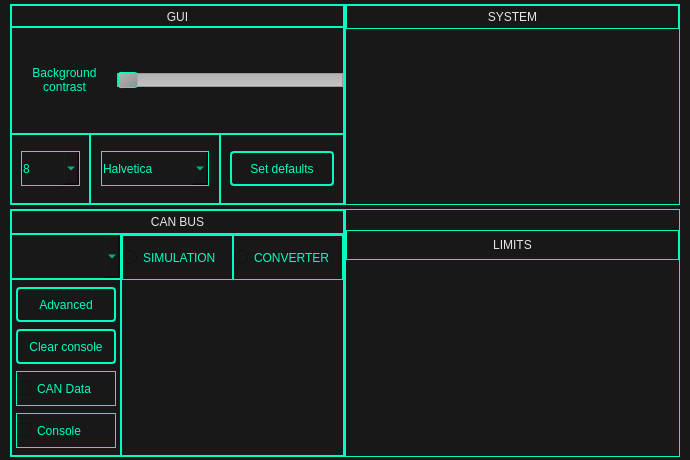
The window that ui/settings.ui (rozkalibrowany/vocc) describes before a commit, drawn with Qt 5.
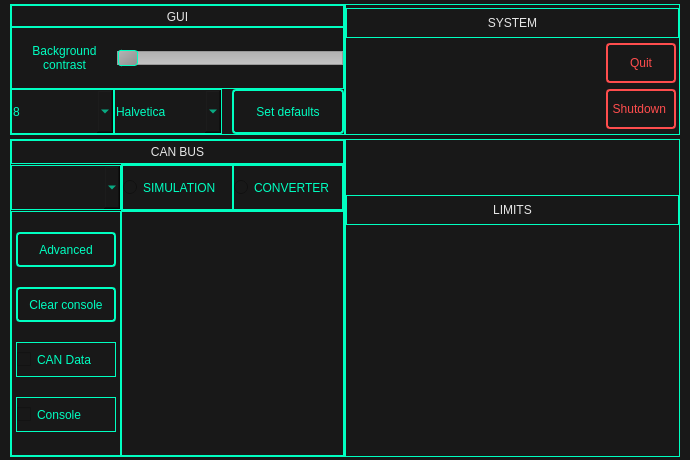
The same window after the commit.

Commit message: Added quit and shutdown buttons

```diff
--- a/ui/settings.ui
+++ b/ui/settings.ui
@@ -903,7 +903,7 @@
                       <property name="minimumSize">
                        <size>
                         <width>105</width>
-                        <height>0</height>
+                        <height>60</height>
                        </size>
                       </property>
                       <property name="maximumSize">
@@ -989,17 +989,27 @@
                   <widget class="QFrame" name="verticalFrame_21">
                    <property name="maximumSize">
                     <size>
-                     <width>16777215</width>
-                     <height>70</height>
+                     <width>103</width>
+                     <height>45</height>
                     </size>
                    </property>
+                   <property name="styleSheet">
+                    <string notr="true">border: none;</string>
+                   </property>
                    <layout class="QVBoxLayout" name="verticalLayout_21">
                     <property name="spacing">
                      <number>0</number>
                     </property>
-                    <item>
-                     <layout class="QVBoxLayout" name="verticalLayout_38">
-                      <property name="spacing">
+                    <property name="leftMargin">
+                     <number>0</number>
+                    </property>
+                    <property name="topMargin">
+                     <number>0</number>
+                    </property>
+                    <property name="rightMargin">
+                     <number>0</number>
+                    </property>
+                    <property name="bottomMargin">
                        <number>0</number>
                       </property>
                       <item>
@@ -1013,7 +1023,7 @@
                         <property name="maximumSize">
                          <size>
                           <width>16777215</width>
-                          <height>35</height>
+                        <height>45</height>
                          </size>
                         </property>
                         <property name="layoutDirection">
@@ -1050,31 +1060,42 @@
                        </widget>
                       </item>
                      </layout>
-                    </item>
-                   </layout>
                   </widget>
                  </item>
                  <item>
                   <widget class="QFrame" name="verticalFrame_31">
                    <property name="minimumSize">
                     <size>
-                     <width>130</width>
+                     <width>108</width>
                      <height>0</height>
                     </size>
                    </property>
                    <property name="maximumSize">
                     <size>
                      <width>130</width>
-                     <height>70</height>
+                     <height>45</height>
                     </size>
                    </property>
+                   <property name="styleSheet">
+                    <string notr="true">border: none;</string>
+                   </property>
+                   <property name="lineWidth">
+                    <number>0</number>
+                   </property>
                    <layout class="QVBoxLayout" name="verticalLayout_37">
                     <property name="spacing">
                      <number>0</number>
                     </property>
-                    <item>
-                     <layout class="QHBoxLayout" name="horizontalLayout_13">
-                      <property name="spacing">
+                    <property name="leftMargin">
+                     <number>0</number>
+                    </property>
+                    <property name="topMargin">
+                     <number>0</number>
+                    </property>
+                    <property name="rightMargin">
+                     <number>0</number>
+                    </property>
+                    <property name="bottomMargin">
                        <number>0</number>
                       </property>
                       <item>
@@ -1088,7 +1109,7 @@
                         <property name="maximumSize">
                          <size>
                           <width>108</width>
-                          <height>35</height>
+                        <height>45</height>
                          </size>
                         </property>
                         <property name="styleSheet">
@@ -1113,39 +1134,26 @@
                        </widget>
                       </item>
                      </layout>
-                    </item>
-                   </layout>
                   </widget>
                  </item>
-                 <item>
-                  <widget class="QFrame" name="verticalFrame_99">
-                   <property name="maximumSize">
-                    <size>
-                     <width>16777215</width>
-                     <height>70</height>
-                    </size>
-                   </property>
-                   <layout class="QVBoxLayout" name="verticalLayout_17">
-                    <property name="spacing">
-                     <number>0</number>
-                    </property>
-                    <item>
-                     <layout class="QVBoxLayout" name="verticalLayout_41">
-                      <property name="spacing">
-                       <number>0</number>
-                      </property>
                       <item>
                        <widget class="QPushButton" name="setDefaultsBtn">
+                   <property name="sizePolicy">
+                    <sizepolicy hsizetype="Preferred" vsizetype="Preferred">
+                     <horstretch>0</horstretch>
+                     <verstretch>0</verstretch>
+                    </sizepolicy>
+                   </property>
                         <property name="minimumSize">
                          <size>
-                          <width>104</width>
-                          <height>0</height>
+                     <width>112</width>
+                     <height>45</height>
                          </size>
                         </property>
                         <property name="maximumSize">
                          <size>
-                          <width>104</width>
-                          <height>35</height>
+                     <width>112</width>
+                     <height>45</height>
                          </size>
                         </property>
                         <property name="styleSheet">
@@ -1173,11 +1181,6 @@
                      </layout>
                     </item>
                    </layout>
-                  </widget>
-                 </item>
-                </layout>
-               </item>
-              </layout>
              </item>
             </layout>
            </item>
@@ -1281,20 +1284,149 @@
            <item>
             <layout class="QVBoxLayout" name="verticalLayout_3">
              <item>
-              <spacer name="verticalSpacer_4">
-               <property name="orientation">
-                <enum>Qt::Vertical</enum>
-               </property>
-               <property name="sizeType">
-                <enum>QSizePolicy::Fixed</enum>
+              <layout class="QVBoxLayout" name="verticalLayout_22">
+               <item>
+                <layout class="QHBoxLayout" name="horizontalLayout_11">
+                 <property name="spacing">
+                  <number>0</number>
+                 </property>
+                 <item>
+                  <layout class="QVBoxLayout" name="verticalLayout_30">
+                   <item>
+                    <spacer name="horizontalSpacer">
+                     <property name="orientation">
+                      <enum>Qt::Horizontal</enum>
                </property>
                <property name="sizeHint" stdset="0">
                 <size>
-                 <width>18</width>
-                 <height>175</height>
+                       <width>40</width>
+                       <height>20</height>
                 </size>
                </property>
               </spacer>
+                   </item>
+                  </layout>
+                 </item>
+                 <item>
+                  <layout class="QVBoxLayout" name="verticalLayout_24">
+                   <property name="spacing">
+                    <number>0</number>
+                   </property>
+                   <item>
+                    <layout class="QHBoxLayout" name="horizontalLayout_13">
+                     <property name="spacing">
+                      <number>0</number>
+                     </property>
+                     <property name="rightMargin">
+                      <number>3</number>
+                     </property>
+                     <property name="bottomMargin">
+                      <number>3</number>
+                     </property>
+                     <item>
+                      <widget class="QPushButton" name="quitBtn">
+                       <property name="sizePolicy">
+                        <sizepolicy hsizetype="Preferred" vsizetype="Preferred">
+                         <horstretch>0</horstretch>
+                         <verstretch>0</verstretch>
+                        </sizepolicy>
+                       </property>
+                       <property name="minimumSize">
+                        <size>
+                         <width>70</width>
+                         <height>40</height>
+                        </size>
+                       </property>
+                       <property name="maximumSize">
+                        <size>
+                         <width>70</width>
+                         <height>40</height>
+                        </size>
+                       </property>
+                       <property name="styleSheet">
+                        <string notr="true">QPushButton {
+border: 1.5px solid #ff4d4d;
+border-radius: 4px;
+padding: 2px;
+font: 75 italic 11pt &quot;Halvetica&quot; ;
+color: #ff4d4d;
+}
+
+QPushButton:pressed{
+border: 4px solid #ff4d4d;
+border-radius: 4px;
+padding: 2px;
+font: 75 italic 11pt &quot;Halvetica&quot; ;
+color: #ff4d4d;
+}</string>
+                       </property>
+                       <property name="text">
+                        <string>Quit</string>
+                       </property>
+                      </widget>
+                     </item>
+                    </layout>
+                   </item>
+                   <item>
+                    <layout class="QHBoxLayout" name="horizontalLayout_14">
+                     <property name="spacing">
+                      <number>0</number>
+                     </property>
+                     <property name="topMargin">
+                      <number>3</number>
+                     </property>
+                     <property name="rightMargin">
+                      <number>3</number>
+                     </property>
+                     <item>
+                      <widget class="QPushButton" name="shutdownBtn">
+                       <property name="sizePolicy">
+                        <sizepolicy hsizetype="Preferred" vsizetype="Preferred">
+                         <horstretch>0</horstretch>
+                         <verstretch>0</verstretch>
+                        </sizepolicy>
+                       </property>
+                       <property name="minimumSize">
+                        <size>
+                         <width>70</width>
+                         <height>40</height>
+                        </size>
+                       </property>
+                       <property name="maximumSize">
+                        <size>
+                         <width>70</width>
+                         <height>40</height>
+                        </size>
+                       </property>
+                       <property name="styleSheet">
+                        <string notr="true">QPushButton {
+border: 1.5px solid #ff4d4d;
+border-radius: 4px;
+padding: 2px;
+font: 75 italic  9pt &quot;Halvetica&quot; ;
+color: #ff4d4d;
+}
+
+QPushButton:pressed{
+border: 4px solid #ff4d4d;
+border-radius: 4px;
+padding: 2px;
+font: 75 italic 9pt &quot;Halvetica&quot; ;
+color: #ff4d4d;
+}</string>
+                       </property>
+                       <property name="text">
+                        <string>Shutdown </string>
+                       </property>
+                      </widget>
+                     </item>
+                    </layout>
+                   </item>
+                  </layout>
+                 </item>
+                </layout>
+               </item>
+              </layout>
              </item>
             </layout>
            </item>
```
Lines whose indentation alone changed are shown as unchanged. The commit also changes 5 other files.
